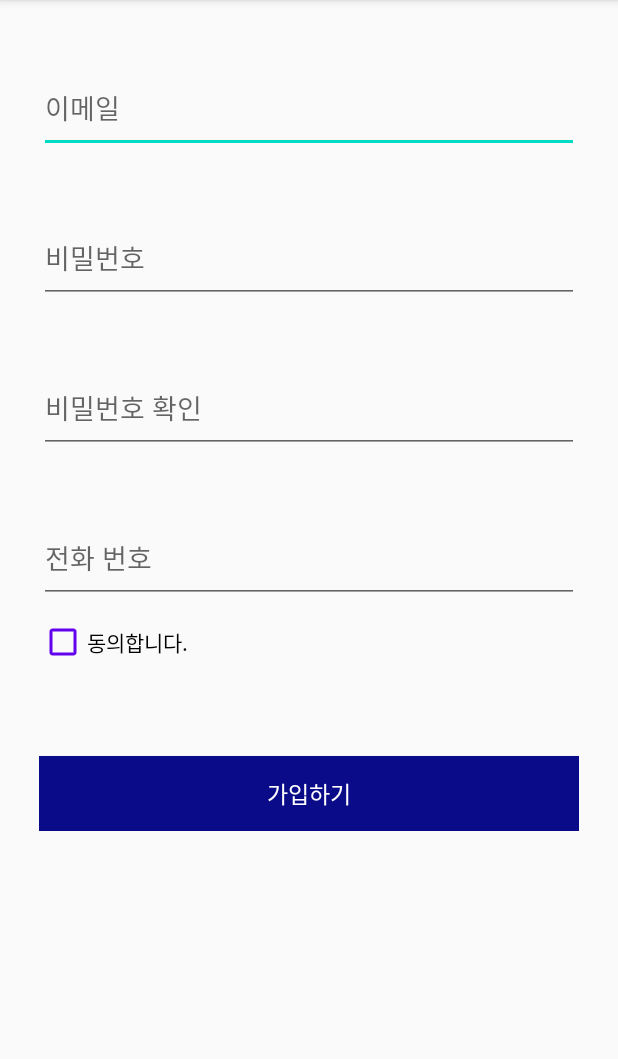
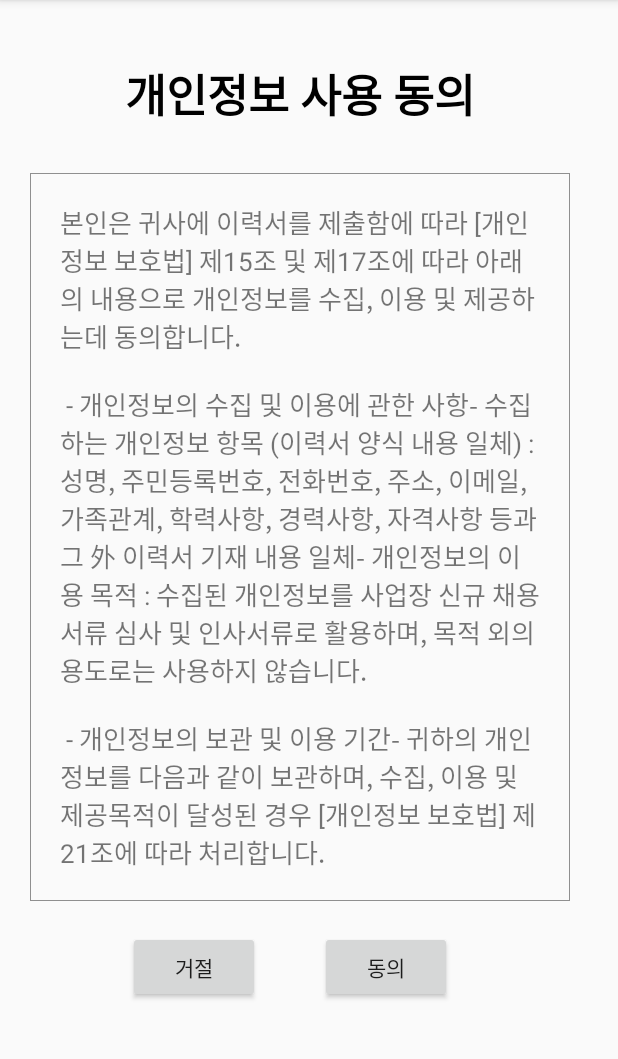
Before and after one commit to mandoolala/FinTect, an Android app: the RegisterActivity screen opened directly, with no data from a screen before it, after a tap on "가입하기", on a phone screen of 412 x 824 dp, the part 84-1143 px from its top. Run offline under Robolectric (Android 15) with nearby library versions, the phone set to English and light mode, and no system bars; 2 statements that could not run were skipped.

Commit message:
Make agreement activity when register

```diff
--- a/app/src/main/AndroidManifest.xml
+++ b/app/src/main/AndroidManifest.xml
@@ -1,6 +1,6 @@
 <?xml version="1.0" encoding="utf-8"?>
 <manifest xmlns:android="http://schemas.android.com/apk/res/android"
-    package="com.example.fintectapp">
+    package="com.example.fintectapp" >
 
     <application
         android:allowBackup="true"
@@ -8,9 +8,11 @@
         android:label="@string/app_name"
         android:roundIcon="@mipmap/ic_launcher_round"
         android:supportsRtl="true"
-        android:theme="@style/AppTheme">
-        <activity android:name=".RegisterActivity"></activity>
-        <activity android:name=".LoginActivity">
+        android:theme="@style/AppTheme" >
+        <activity android:name=".RegisterAgreementActivity" >
+        </activity>
+        <activity android:name=".RegisterActivity" />
+        <activity android:name=".LoginActivity" >
             <intent-filter>
                 <action android:name="android.intent.action.MAIN" />
 
@@ -21,8 +23,7 @@
         <activity
             android:name=".MainActivity"
             android:label="@string/app_name"
-            android:theme="@style/AppTheme.NoActionBar">
-
+            android:theme="@style/AppTheme.NoActionBar" >
         </activity>
     </application>
 
--- a/app/src/main/java/com/example/fintectapp/RegisterActivity.kt
+++ b/app/src/main/java/com/example/fintectapp/RegisterActivity.kt
@@ -16,8 +16,7 @@ class RegisterActivity : AppCompatActivity() {
                 createData(register_email_area.text.toString(), register_phoneNumber_area.text.toString())
                 createUserId(register_email_area.text.toString(), register_password_area.text.toString())
 //                auth?.signOut()
-                val intent = Intent(this, MainActivity::class.java)
-                TODO("MainActivity로 넘어가기 전에 로그인 시키고 바로 Main ㄱㄱ" )
+                val intent = Intent(this, RegisterAgreementActivity::class.java)
                 startActivity(intent)
             }
             else {
--- /dev/null
+++ b/app/src/main/java/com/example/fintectapp/RegisterAgreementActivity.kt
@@ -0,0 +1,24 @@
+package com.example.fintectapp
+
+import android.content.Intent
+import androidx.appcompat.app.AppCompatActivity
+import android.os.Bundle
+import kotlinx.android.synthetic.main.activity_register_agreement.*
+
+class RegisterAgreementActivity : AppCompatActivity() {
+    override fun onCreate(savedInstanceState: Bundle?) {
+        super.onCreate(savedInstanceState)
+        setContentView(R.layout.activity_register_agreement)
+        deny_button.setOnClickListener {
+            val intent = Intent(this, LoginActivity::class.java)
+            startActivity(intent)
+        }
+        agree_button.setOnClickListener { signupFinished() }
+    }
+
+    private fun signupFinished() {
+//        TODO("MainActivity로 넘어가기 전에 로그인 시키고 바로 Main ㄱㄱ" )
+        val intent = Intent(this, MainActivity::class.java)
+        startActivity(intent)
+    }
+}
--- a/app/src/main/res/drawable/item_border.xml
+++ b/app/src/main/res/drawable/item_border.xml
@@ -1,7 +1,8 @@
 <?xml version="1.0" encoding="utf-8"?>
 <selector xmlns:android="http://schemas.android.com/apk/res/android">
-    <item android:bottom="1dp">
-        <shape android:shape="rectangle"/>
-        <solid android:color='#0f0f0f' />
+    <item>
+        <shape android:shape="rectangle">
+            <stroke android:width="0.5dp" android:color="#8f8f8f" />
+        </shape>
     </item>
 </selector>
--- /dev/null
+++ b/app/src/main/res/layout/activity_register_agreement.xml
@@ -0,0 +1,87 @@
+<?xml version="1.0" encoding="utf-8"?>
+<androidx.constraintlayout.widget.ConstraintLayout
+    xmlns:android="http://schemas.android.com/apk/res/android"
+    xmlns:tools="http://schemas.android.com/tools"
+    xmlns:app="http://schemas.android.com/apk/res-auto"
+    android:layout_width="match_parent"
+    android:layout_height="match_parent"
+    tools:context=".RegisterAgreementActivity">
+
+  <ScrollView
+      android:layout_width="match_parent"
+      android:layout_height="match_parent"
+      app:layout_constraintBottom_toTopOf="parent"
+      app:layout_constraintEnd_toEndOf="parent"
+      app:layout_constraintStart_toStartOf="parent"
+      app:layout_constraintTop_toBottomOf="parent">
+
+    <LinearLayout
+        android:layout_width="wrap_content"
+        android:layout_height="wrap_content"
+        android:orientation="vertical">
+
+      <TextView
+          android:id="@+id/register_agreement_title"
+          android:layout_width="match_parent"
+          android:layout_height="wrap_content"
+          android:gravity="center_horizontal"
+          android:layout_marginTop="40dp"
+          android:paddingLeft="45dp"
+          android:paddingRight="45dp"
+          android:text="@string/RegisterAgreementTitle"
+          android:textColor="#000000"
+          android:textSize="30dp"
+          android:textStyle="bold"
+          app:layout_constraintBottom_toTopOf="parent"
+          app:layout_constraintEnd_toEndOf="parent"
+          app:layout_constraintStart_toStartOf="parent"
+          app:layout_constraintTop_toBottomOf="parent" />
+
+      <TextView
+          android:id="@+id/register_agreement_text"
+          android:background="@drawable/item_border"
+          android:layout_width="360dp"
+          android:layout_height="wrap_content"
+          android:layout_marginTop="30dp"
+          android:layout_marginLeft="20dp"
+          android:layout_marginRight="20dp"
+          android:padding="20dp"
+          android:gravity="start|top"
+          android:text="@string/RegisterAgreementText"
+          android:textSize="17dp"
+          app:layout_constraintStart_toStartOf="parent"
+          app:layout_constraintTop_toBottomOf="@+id/register_agreement_title" />
+
+      <LinearLayout
+          android:layout_width="match_parent"
+          android:layout_height="match_parent">
+        <Button
+            android:id="@+id/deny_button"
+            android:layout_width="wrap_content"
+            android:layout_height="wrap_content"
+            android:text="거절"
+            android:layout_marginLeft="85dp"
+            android:layout_marginRight="20dp"
+            android:layout_marginTop="20dp"
+            android:layout_marginBottom="20dp"
+            app:layout_constraintEnd_toEndOf="@+id/agree_button"
+            app:layout_constraintStart_toStartOf="parent"
+            app:layout_constraintTop_toBottomOf="@+id/register_agreement_text"
+            />
+
+        <Button
+            android:id="@+id/agree_button"
+            android:layout_width="wrap_content"
+            android:layout_height="wrap_content"
+            android:text="동의"
+            android:layout_marginLeft="20dp"
+            android:layout_marginTop="20dp"
+            android:layout_marginBottom="20dp"
+            app:layout_constraintEnd_toEndOf="parent"
+            app:layout_constraintStart_toStartOf="@+id/deny_button"
+            app:layout_constraintTop_toBottomOf="@+id/register_agreement_text"
+            />
+      </LinearLayout>
+    </LinearLayout>
+  </ScrollView>
+</androidx.constraintlayout.widget.ConstraintLayout>
--- a/app/src/main/res/layout/fragment_auth.xml
+++ b/app/src/main/res/layout/fragment_auth.xml
@@ -4,7 +4,6 @@
     android:layout_height="60dp"
     xmlns:app="http://schemas.android.com/apk/res-auto"
     xmlns:tools="http://schemas.android.com/tools"
-    android:background="@drawable/item_border"
     android:layout_marginTop="2dp"
     android:layout_marginBottom="2dp"
     android:layout_marginStart="4dp"
--- a/app/src/main/res/layout/fragment_history.xml
+++ b/app/src/main/res/layout/fragment_history.xml
@@ -4,7 +4,6 @@
     android:layout_height="60dp"
     xmlns:app="http://schemas.android.com/apk/res-auto"
     xmlns:tools="http://schemas.android.com/tools"
-    android:background="@drawable/item_border"
     android:layout_marginTop="2dp"
     android:layout_marginBottom="2dp"
     android:layout_marginStart="4dp"
--- a/app/src/main/res/values/strings.xml
+++ b/app/src/main/res/values/strings.xml
@@ -14,4 +14,12 @@
     <string name="UploadVideoText2">
 비대면 화상 약관 동의
  </string>
+    <string name="RegisterAgreementTitle">
+        개인정보 사용 동의
+    </string>
+    <string name="RegisterAgreementText">
+        본인은 귀사에 이력서를 제출함에 따라 [개인정보 보호법] 제15조 및 제17조에 따라 아래의 내용으로 개인정보를 수집, 이용 및 제공하는데 동의합니다.\n \n
+        - 개인정보의 수집 및 이용에 관한 사항- 수집하는 개인정보 항목 (이력서 양식 내용 일체) : 성명, 주민등록번호, 전화번호, 주소, 이메일, 가족관계, 학력사항, 경력사항, 자격사항 등과 그 外 이력서 기재 내용 일체- 개인정보의 이용 목적 : 수집된 개인정보를 사업장 신규 채용 서류 심사 및 인사서류로 활용하며, 목적 외의 용도로는 사용하지 않습니다. \n \n
+        - 개인정보의 보관 및 이용 기간- 귀하의 개인정보를 다음과 같이 보관하며, 수집, 이용 및 제공목적이 달성된 경우 [개인정보 보호법] 제21조에 따라 처리합니다.
+    </string>
 </resources>
```
